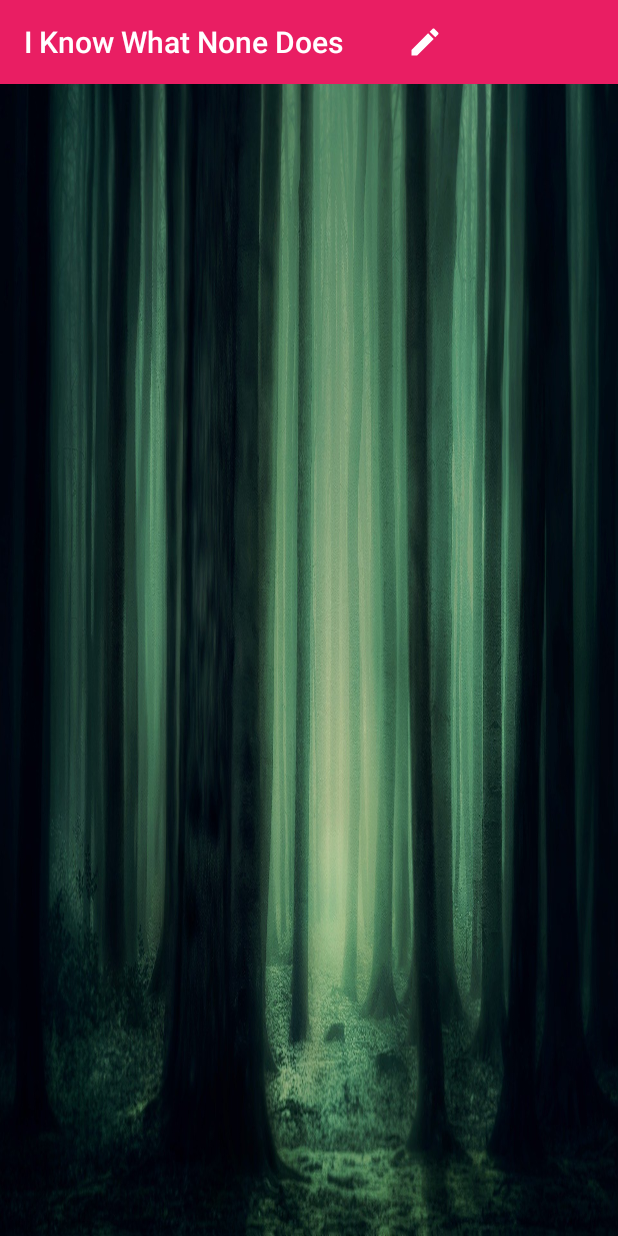
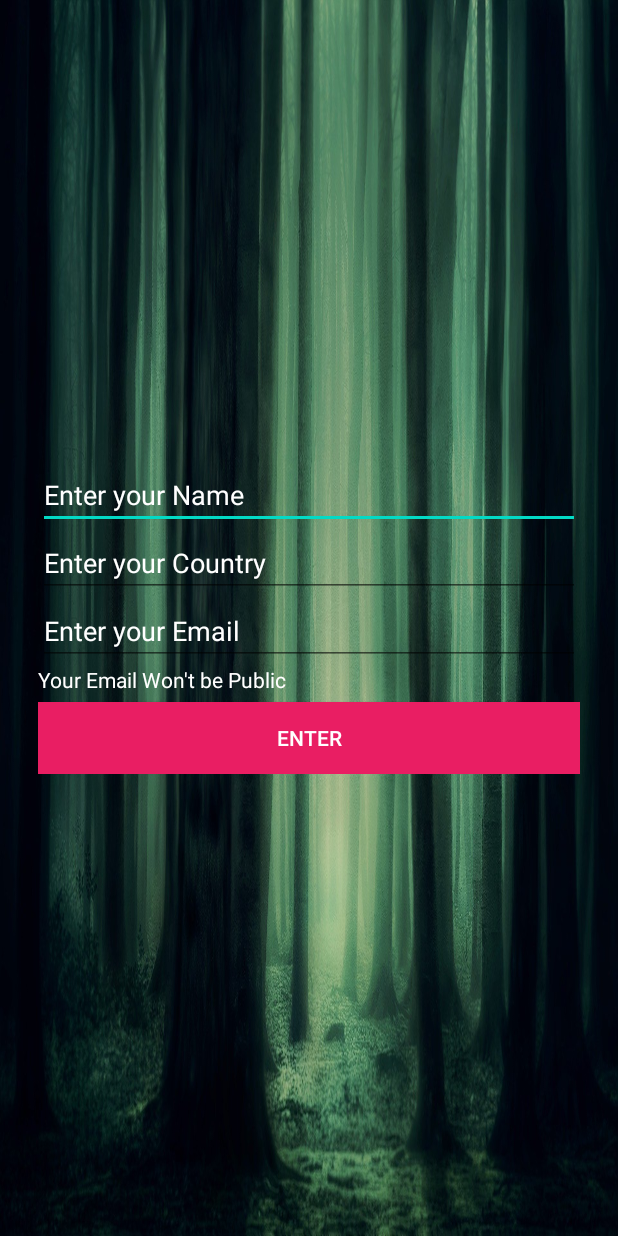
Before and after one commit to ETS-Android2/I-Know-What-None-Does-Android-Application, an Android app: the screen it shows after launch (MainActivity before the commit, Login after it), on a phone screen of 412 x 824 dp. Run offline under Robolectric (Android 15) with nearby library versions, the phone set to English and light mode, and no system bars.

Commit message:
integrated login system

```diff
--- /dev/null
+++ b/app/src/main/java/com/project/iknowwhatnonedoes/Login.java
@@ -0,0 +1,73 @@
+package com.project.iknowwhatnonedoes;
+
+import androidx.appcompat.app.AlertDialog;
+import androidx.appcompat.app.AppCompatActivity;
+
+import android.content.Context;
+import android.content.Intent;
+import android.content.SharedPreferences;
+import android.net.ConnectivityManager;
+import android.net.NetworkInfo;
+import android.os.Bundle;
+import android.view.View;
+import android.widget.EditText;
+
+public class Login extends AppCompatActivity {
+
+    EditText name, country, email;
+    String Name, Country, Email;
+    SharedPreferences sharedPreference;
+    SharedPreferences.Editor editor;
+    ConnectivityManager connectivityManager;
+    NetworkInfo networkInfo;
+
+    @Override
+    protected void onCreate(Bundle savedInstanceState) {
+        super.onCreate(savedInstanceState);
+        setContentView(R.layout.activity_login);
+
+        name = findViewById(R.id.nametxt);
+        country = findViewById(R.id.countrytxt);
+        email = findViewById(R.id.emailtxt);
+
+        sharedPreference = getSharedPreferences("IKWND", MODE_PRIVATE);
+        editor = sharedPreference.edit();
+        editor.apply();
+
+        connectivityManager = (ConnectivityManager) getApplicationContext().getSystemService(Context.CONNECTIVITY_SERVICE);
+        networkInfo = connectivityManager.getActiveNetworkInfo();
+
+        if(networkInfo==null)
+        {
+            AlertDialog.Builder builder = new AlertDialog.Builder(this);
+            builder.setView(R.layout.noconnection)
+                    .setPositiveButton("Ok", null)
+                    .setCancelable(false);
+            builder.create().show();
+        }
+    }
+
+    @Override
+    protected void onStart() {
+        super.onStart();
+        if(sharedPreference.contains("NAME")&&sharedPreference.contains("EMAIL")&&sharedPreference.contains("COUNTRY"))
+        {
+            Intent intent = new Intent(Login.this, MainActivity.class);
+            startActivity(intent);
+        }
+    }
+
+    public void enter(View view) {
+        Name = name.getText().toString();
+        Country = country.getText().toString();
+        Email = email.getText().toString();
+
+        editor.putString("NAME", Name);
+        editor.putString("COUNTRY", Country);
+        editor.putString("EMAIL", Email);
+        editor.apply();
+
+        Intent intent = new Intent(Login.this, MainActivity.class);
+        startActivity(intent);
+    }
+}
--- /dev/null
+++ b/app/src/main/res/drawable/ic_baseline_power_settings_new_24.xml
@@ -0,0 +1,5 @@
+<vector android:height="24dp" android:tint="#FFFFFF"
+    android:viewportHeight="24" android:viewportWidth="24"
+    android:width="24dp" xmlns:android="http://schemas.android.com/apk/res/android">
+    <path android:fillColor="@android:color/white" android:pathData="M13,3h-2v10h2L13,3zM17.83,5.17l-1.42,1.42C17.99,7.86 19,9.81 19,12c0,3.87 -3.13,7 -7,7s-7,-3.13 -7,-7c0,-2.19 1.01,-4.14 2.58,-5.42L6.17,5.17C4.23,6.82 3,9.26 3,12c0,4.97 4.03,9 9,9s9,-4.03 9,-9c0,-2.74 -1.23,-5.18 -3.17,-6.83z"/>
+</vector>
--- /dev/null
+++ b/app/src/main/res/layout/activity_login.xml
@@ -0,0 +1,53 @@
+<?xml version="1.0" encoding="utf-8"?>
+<RelativeLayout xmlns:android="http://schemas.android.com/apk/res/android"
+    xmlns:app="http://schemas.android.com/apk/res-auto"
+    xmlns:tools="http://schemas.android.com/tools"
+    android:layout_width="match_parent"
+    android:layout_height="match_parent"
+    android:background="@drawable/background"
+    tools:context=".Login">
+
+    <LinearLayout
+        android:layout_centerInParent="true"
+        android:padding="25dp"
+        android:layout_width="match_parent"
+        android:layout_height="wrap_content"
+        android:orientation="vertical">
+        <EditText
+            android:id="@+id/nametxt"
+            android:layout_width="match_parent"
+            android:layout_height="wrap_content"
+            android:hint="Enter your Name"
+            android:textColorHint="@color/white"
+            android:textColor="@color/white"/>
+        <EditText
+            android:id="@+id/countrytxt"
+            android:layout_width="match_parent"
+            android:layout_height="wrap_content"
+            android:hint="Enter your Country"
+            android:textColorHint="@color/white"
+            android:textColor="@color/white"/>
+        <EditText
+            android:id="@+id/emailtxt"
+            android:layout_width="match_parent"
+            android:layout_height="wrap_content"
+            android:hint="Enter your Email"
+            android:textColorHint="@color/white"
+            android:textColor="@color/white"/>
+        <TextView
+            android:layout_width="wrap_content"
+            android:layout_height="wrap_content"
+            android:text="Your Email Won't be Public"
+            android:textColor="@color/white"/>
+        <Button
+            android:id="@+id/enterbtn"
+            android:layout_width="match_parent"
+            android:layout_height="wrap_content"
+            android:text="Enter"
+            android:layout_marginTop="5dp"
+            android:background="@color/pink"
+            android:textColor="@color/white"
+            android:onClick="enter"/>
+    </LinearLayout>
+
+</RelativeLayout>
--- a/app/src/main/res/layout/activity_main.xml
+++ b/app/src/main/res/layout/activity_main.xml
@@ -4,28 +4,22 @@
     xmlns:tools="http://schemas.android.com/tools"
     android:layout_width="match_parent"
     android:layout_height="match_parent"
-    tools:context=".MainActivity"
-    android:background="@drawable/background">
+    tools:context=".MainActivity">
 
-    <Toolbar
+    <androidx.appcompat.widget.Toolbar
         android:id="@+id/toolbar"
         android:background="@color/pink"
         android:layout_width="match_parent"
         android:layout_height="wrap_content"
         android:title="I Know What None Does"
-        android:titleTextColor="@color/white">
-        <ImageButton
-            android:layout_marginLeft="50dp"
-            android:src="@drawable/ic_baseline_create_24"
-            android:layout_width="wrap_content"
-            android:layout_height="wrap_content"
-            android:background="@color/pink"
-            android:onClick="open"/>
-    </Toolbar>
+        app:menu="@menu/options"
+        app:subtitleTextColor="@color/white"
+        app:titleTextColor="@color/white"/>
     <ListView
         android:id="@+id/list"
         android:layout_below="@+id/toolbar"
         android:layout_width="wrap_content"
         android:layout_height="match_parent"
-        android:padding="10dp"/>
+        android:padding="10dp"
+        android:paddingVertical="10dp"/>
 </RelativeLayout>
--- a/app/src/main/res/values/styles.xml
+++ b/app/src/main/res/values/styles.xml
@@ -1,6 +1,6 @@
 <resources>
     <!-- Base application theme. -->
-    <style name="AppTheme" parent="Theme.AppCompat.Light.NoActionBar">
+    <style name="AppTheme" parent="Theme.AppCompat.DayNight.NoActionBar">
         <!-- Customize your theme here. -->
         <item name="colorPrimary">@color/colorAccent</item>
         <item name="colorPrimaryDark">@color/colorAccent</item>
--- a/build.gradle
+++ b/build.gradle
@@ -6,7 +6,8 @@ buildscript {
     }
     dependencies {
         classpath "com.android.tools.build:gradle:4.0.1"
-        classpath 'com.google.gms:google-services:4.3.3'
+        classpath 'com.google.gms:google-services:4.3.5'
+        classpath 'com.google.firebase:firebase-crashlytics-gradle:2.4.1'
 
         // NOTE: Do not place your application dependencies here; they belong
         // in the individual module build.gradle files
```
Also changed, not shown: app/build.gradle (+6 -3 lines), app/src/main/AndroidManifest.xml (+7 -4 lines), app/src/main/java/com/project/iknowwhatnonedoes/MainActivity.java (+82 -20 lines), app/src/main/java/com/project/iknowwhatnonedoes/Post.java (+41 -10 lines), app/src/main/java/com/project/iknowwhatnonedoes/Upload.java (added, +47 -0 lines), app/src/main/res/layout/view.xml (+33 -5 lines), app/src/main/res/menu/options.xml (added, +11 -0 lines).
